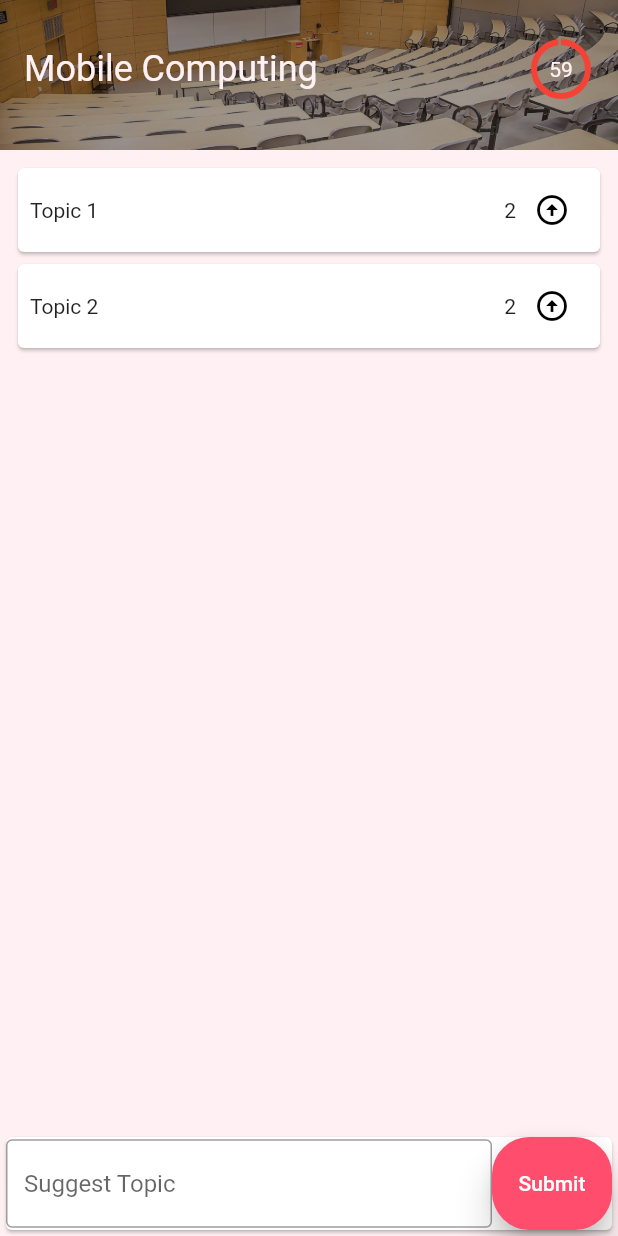
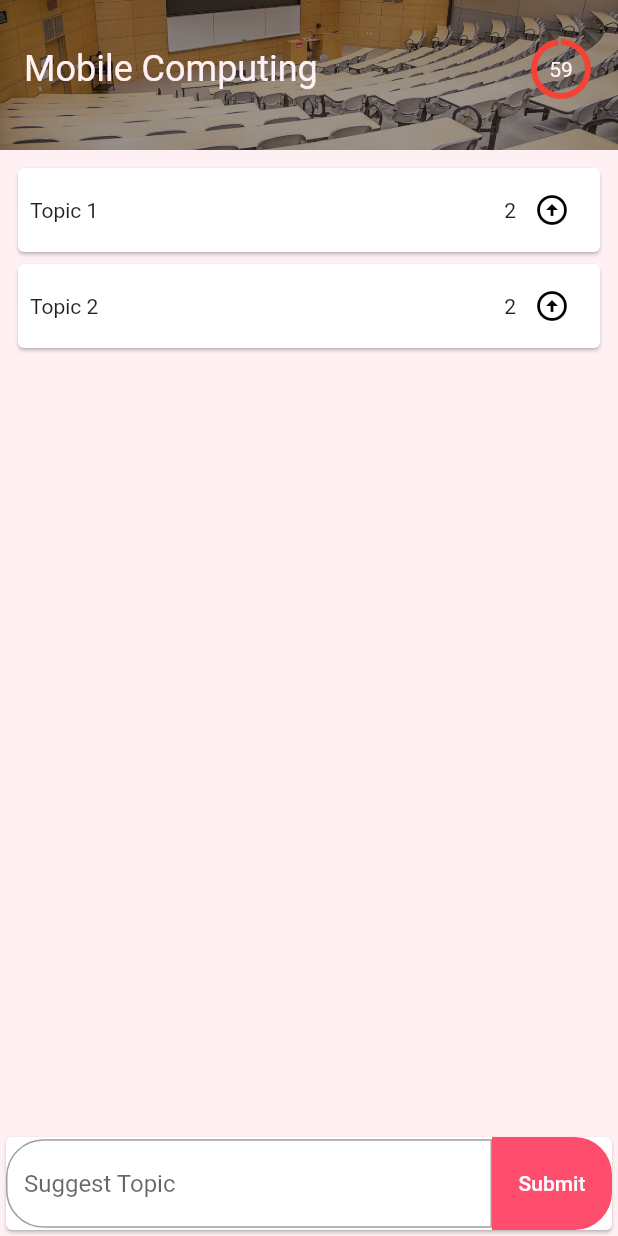
Before and after one commit to david-reti/study-buddies, a Flutter app: the MeetingScreen screen opened directly, on a phone screen of 412 x 824 dp. Run offline on Flutter 3.47's test engine with Material 2 defaults, Android fonts, the phone set to English and light mode, and no system bars.

Commit message:
Small layout changes

```diff
--- a/app/lib/Screens/meeting.dart
+++ b/app/lib/Screens/meeting.dart
@@ -180,7 +180,10 @@ class _MeetingScreenState extends State<MeetingScreen> {
                       Expanded(
                         child: TextField(
                           decoration: const InputDecoration(
-                              border: OutlineInputBorder(),
+                              border: OutlineInputBorder(
+                                  borderRadius: BorderRadius.only(
+                                      topLeft: Radius.circular(25),
+                                      bottomLeft: Radius.circular(25))),
                               hintText: 'Suggest Topic'),
                           controller: topicController,
                         ),
@@ -192,9 +195,10 @@ class _MeetingScreenState extends State<MeetingScreen> {
                           style: ElevatedButton.styleFrom(
                             primary: buttonColor,
                             shape: RoundedRectangleBorder(
-                              borderRadius: BorderRadius.circular(25),
-                            ),
-                            elevation: 10,
+                                borderRadius: BorderRadius.only(
+                                    topRight: Radius.circular(25),
+                                    bottomRight: Radius.circular(25))),
+                            elevation: 0,
                           ),
                           onPressed: () {
                             String toAdd = topicController.value.text;
```
Also changed, not shown: app/lib/Screens/scheduling.dart (+0 -9 lines).
